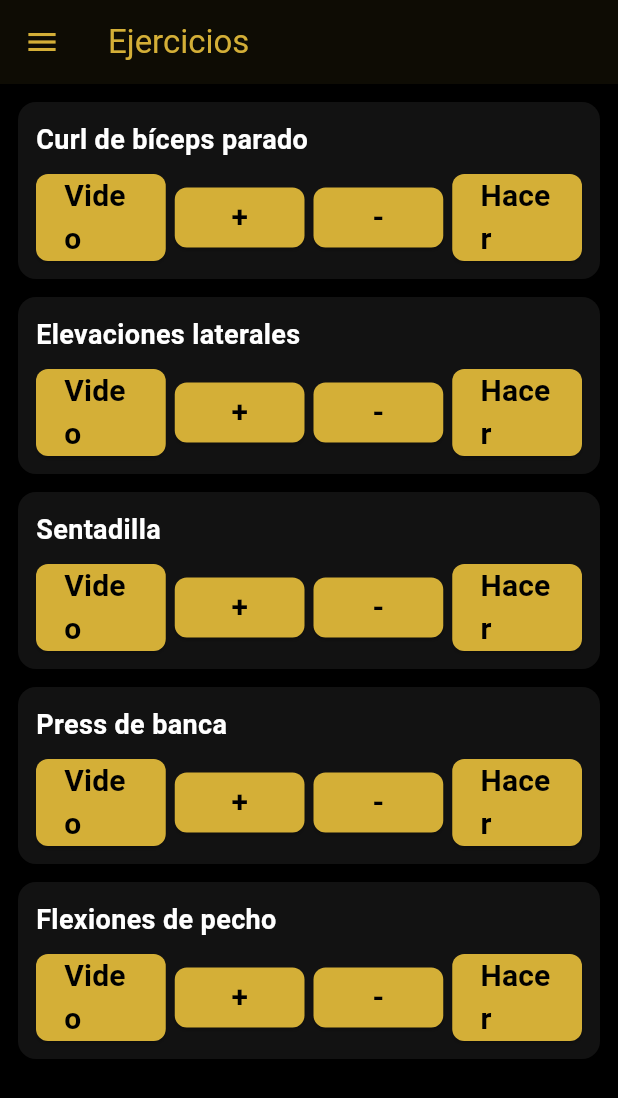
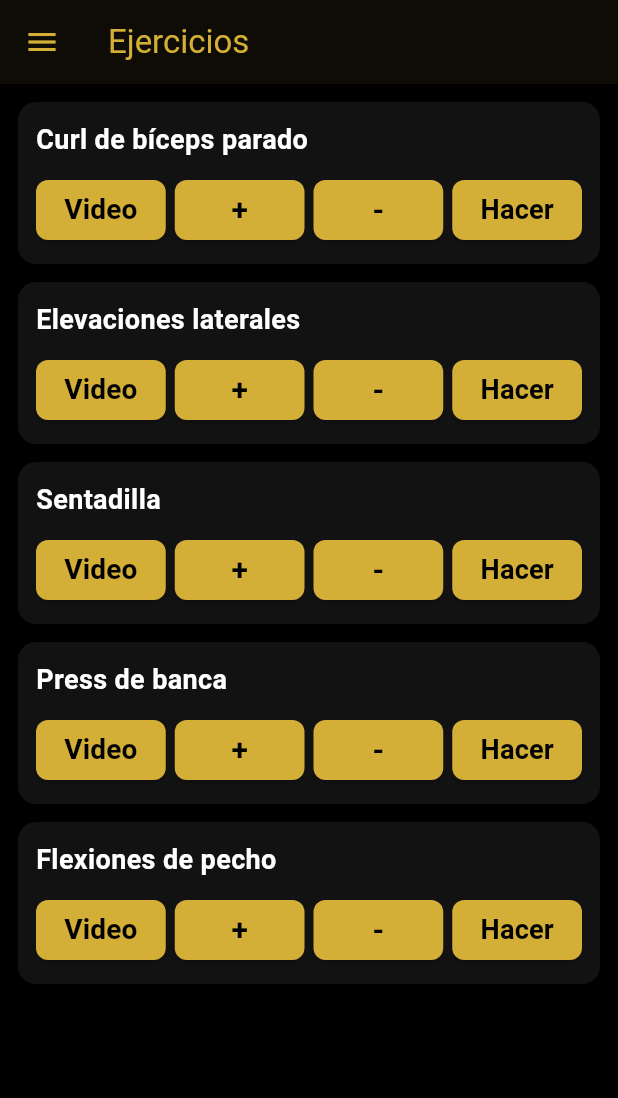
Before and after one commit to AleSzew/PF_Programacion_5C_G3, a Flutter app: the Ejercicios screen opened by its route, on a phone screen of 412 x 824 dp. Shown: the top 1098 px of the screen. Run offline on Flutter 3.47's test engine with Material 3 defaults, Android fonts, the phone set to English and light mode, and no system bars; our stand-ins replace go_router; missing offline and left inert: flutter_reactive_ble.

Commit message:
cambios textos video hacer

```diff
--- a/codigo_aplicacion/lib/listaejercicios.dart
+++ b/codigo_aplicacion/lib/listaejercicios.dart
@@ -68,7 +68,9 @@ class _ListaEjerciciosState extends State<ListaEjercicios> {
                             );
                           }
                         },
-                        child: const Text('Video'),
+                        child: const FittedBox(
+                          child: Text('Video'),
+                        ),
                       ),
                     ),
                     const SizedBox(width: 6),
@@ -83,7 +85,9 @@ class _ListaEjerciciosState extends State<ListaEjercicios> {
                           carrito.add(ejercicio);
                           setState(() {});
                         },
-                        child: const Text('+'),
+                        child: const FittedBox(
+                          child: Text('+'),
+                        ),
                       ),
                     ),
                     const SizedBox(width: 6),
@@ -97,7 +101,9 @@ class _ListaEjerciciosState extends State<ListaEjercicios> {
                           }
                           setState(() {});
                         },
-                        child: const Text('-'),
+                        child: const FittedBox(
+                          child: Text('-'),
+                        ),
                       ),
                     ),
                     const SizedBox(width: 6),
@@ -107,7 +113,9 @@ class _ListaEjerciciosState extends State<ListaEjercicios> {
                       ejercicioSeleccionadoId = id;
                     context.push('/pantallabluetooth');
                       },
-                     child: const Text('Hacer'),
+                     child: const FittedBox(
+                       child: Text('Hacer'),
+                     ),
                     ),
                     ),
                   ],
```
